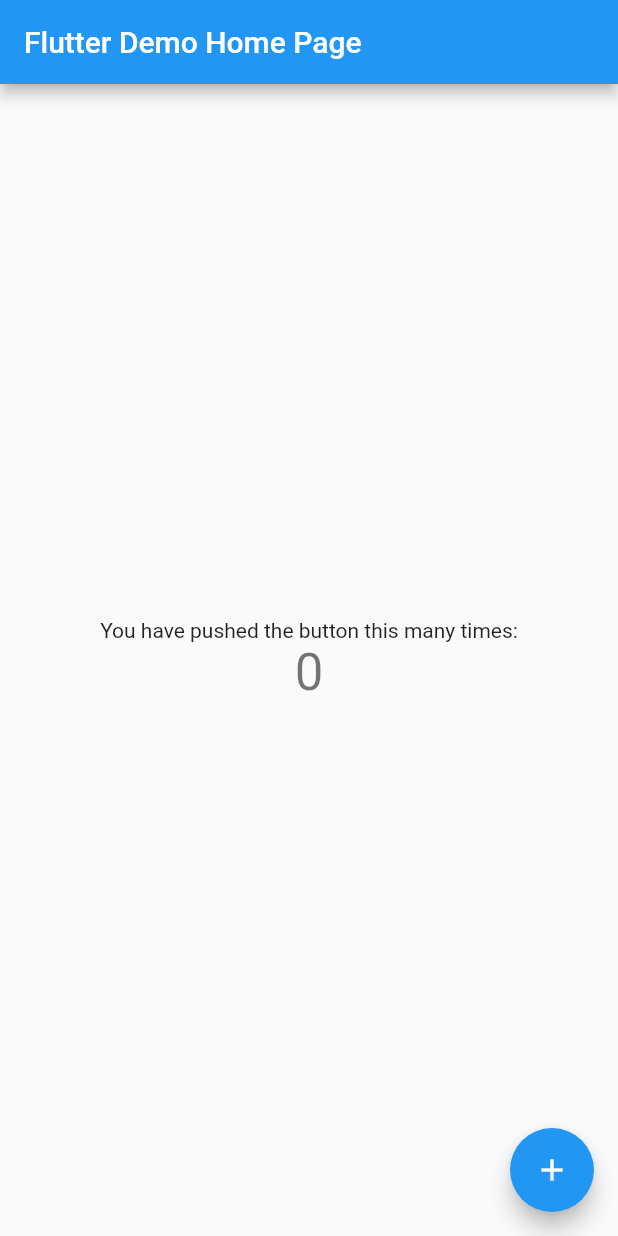
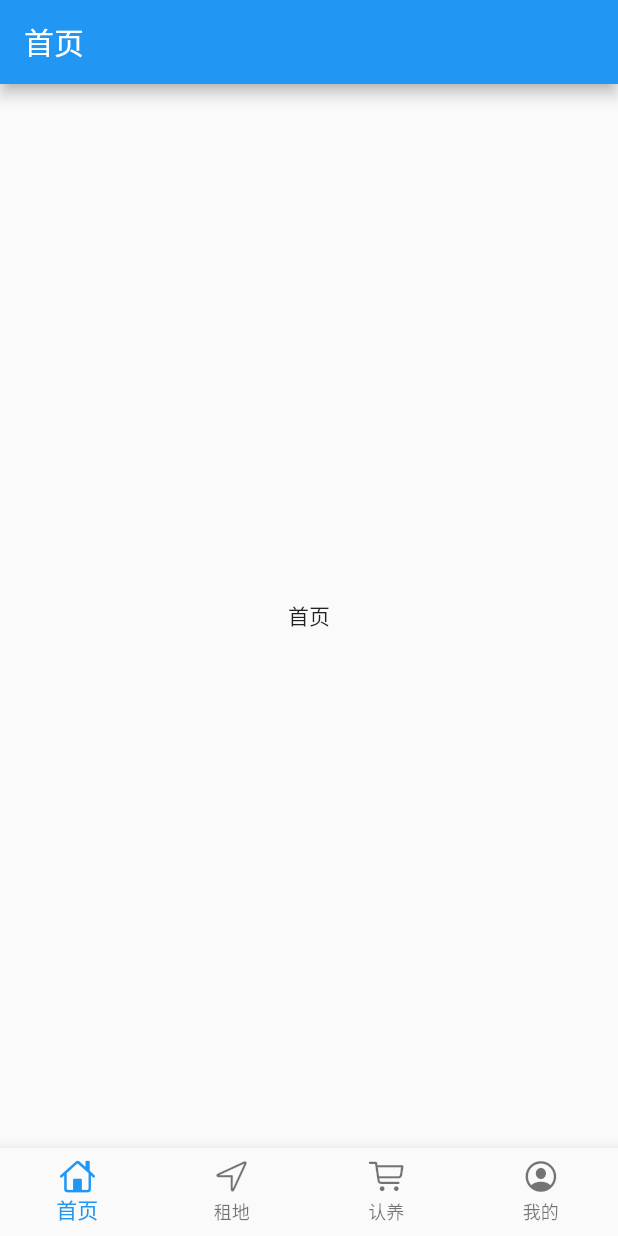
Before and after one commit to 954545647/commerce_shop_flutter, a Flutter app: the screen it shows after launch, on a phone screen of 412 x 824 dp. Run offline on Flutter 3.47's test engine with Material 2 defaults, Android fonts, the phone set to English and light mode, and no system bars.

Commit message:
初始化目录结构和页面路由

```diff
--- a/lib/main.dart
+++ b/lib/main.dart
@@ -1,111 +1,22 @@
 import 'package:flutter/material.dart';
+import './pages/index.dart';
 
-void main() => runApp(MyApp());
+void main() {
+  runApp(MyApp(
+  ));
+}
 
 class MyApp extends StatelessWidget {
-  // This widget is the root of your application.
   @override
   Widget build(BuildContext context) {
-    return MaterialApp(
-      title: 'Flutter Demo',
-      theme: ThemeData(
-        // This is the theme of your application.
-        //
-        // Try running your application with "flutter run". You'll see the
-        // application has a blue toolbar. Then, without quitting the app, try
-        // changing the primarySwatch below to Colors.green and then invoke
-        // "hot reload" (press "r" in the console where you ran "flutter run",
-        // or simply save your changes to "hot reload" in a Flutter IDE).
-        // Notice that the counter didn't reset back to zero; the application
-        // is not restarted.
-        primarySwatch: Colors.blue,
-      ),
-      home: MyHomePage(title: 'Flutter Demo Home Page'),
+    return
+       MaterialApp(
+        title: '认养农场',
+        debugShowCheckedModeBanner: false, // 关闭debug显示条
+        theme: ThemeData(
+          // primaryColor: Colors.lightGreen,
+        ),
+        home: IndexPage()
     );
   }
 }
-
-class MyHomePage extends StatefulWidget {
-  MyHomePage({Key key, this.title}) : super(key: key);
-
-  // This widget is the home page of your application. It is stateful, meaning
-  // that it has a State object (defined below) that contains fields that affect
-  // how it looks.
-
-  // This class is the configuration for the state. It holds the values (in this
-  // case the title) provided by the parent (in this case the App widget) and
-  // used by the build method of the State. Fields in a Widget subclass are
-  // always marked "final".
-
-  final String title;
-
-  @override
-  _MyHomePageState createState() => _MyHomePageState();
-}
-
-class _MyHomePageState extends State<MyHomePage> {
-  int _counter = 0;
-
-  void _incrementCounter() {
-    setState(() {
-      // This call to setState tells the Flutter framework that something has
-      // changed in this State, which causes it to rerun the build method below
-      // so that the display can reflect the updated values. If we changed
-      // _counter without calling setState(), then the build method would not be
-      // called again, and so nothing would appear to happen.
-      _counter++;
-    });
-  }
-
-  @override
-  Widget build(BuildContext context) {
-    // This method is rerun every time setState is called, for instance as done
-    // by the _incrementCounter method above.
-    //
-    // The Flutter framework has been optimized to make rerunning build methods
-    // fast, so that you can just rebuild anything that needs updating rather
-    // than having to individually change instances of widgets.
-    return Scaffold(
-      appBar: AppBar(
-        // Here we take the value from the MyHomePage object that was created by
-        // the App.build method, and use it to set our appbar title.
-        title: Text(widget.title),
-      ),
-      body: Center(
-        // Center is a layout widget. It takes a single child and positions it
-        // in the middle of the parent.
-        child: Column(
-          // Column is also a layout widget. It takes a list of children and
-          // arranges them vertically. By default, it sizes itself to fit its
-          // children horizontally, and tries to be as tall as its parent.
-          //
-          // Invoke "debug painting" (press "p" in the console, choose the
-          // "Toggle Debug Paint" action from the Flutter Inspector in Android
-          // Studio, or the "Toggle Debug Paint" command in Visual Studio Code)
-          // to see the wireframe for each widget.
-          //
-          // Column has various properties to control how it sizes itself and
-          // how it positions its children. Here we use mainAxisAlignment to
-          // center the children vertically; the main axis here is the vertical
-          // axis because Columns are vertical (the cross axis would be
-          // horizontal).
-          mainAxisAlignment: MainAxisAlignment.center,
-          children: <Widget>[
-            Text(
-              'You have pushed the button this many times:',
-            ),
-            Text(
-              '$_counter',
-              style: Theme.of(context).textTheme.display1,
-            ),
-          ],
-        ),
-      ),
-      floatingActionButton: FloatingActionButton(
-        onPressed: _incrementCounter,
-        tooltip: 'Increment',
-        child: Icon(Icons.add),
-      ), // This trailing comma makes auto-formatting nicer for build methods.
-    );
-  }
-}
--- /dev/null
+++ b/lib/pages/home.dart
@@ -0,0 +1,15 @@
+import 'package:flutter/material.dart';
+
+class Home extends StatelessWidget {
+  @override
+  Widget build(BuildContext context) {
+    return Scaffold(
+      appBar: AppBar(
+        title: Text('首页'),
+      ),
+      body: Center(
+        child: Text('首页'),
+      ),
+    );
+  }
+}
--- /dev/null
+++ b/lib/pages/index.dart
@@ -0,0 +1,69 @@
+import 'package:flutter/material.dart';
+import 'package:flutter/cupertino.dart'; // ios风格
+import 'package:commerce_shop_flutter/pages/home.dart';
+import 'package:commerce_shop_flutter/pages/market.dart';
+import 'package:commerce_shop_flutter/pages/user_center.dart';
+import 'package:commerce_shop_flutter/pages/rent_land.dart';
+
+class IndexPage extends StatefulWidget {
+  final int counter;
+  final String userName;
+  final bool isLogin;
+  IndexPage({this.counter, this.userName, this.isLogin});
+  @override
+  _IndexPageState createState() => _IndexPageState();
+}
+
+class _IndexPageState extends State<IndexPage> {
+  // 底部导航图标列表
+  final List<BottomNavigationBarItem> _bottomList = [
+    BottomNavigationBarItem(icon: Icon(CupertinoIcons.home), title: Text('首页')),
+    BottomNavigationBarItem(
+        icon: Icon(CupertinoIcons.location), title: Text('租地')),
+    BottomNavigationBarItem(
+        icon: Icon(CupertinoIcons.shopping_cart), title: Text('认养')),
+    BottomNavigationBarItem(
+        icon: Icon(CupertinoIcons.profile_circled), title: Text('我的')),
+  ];
+
+  // 页面列表
+  final List<Widget> tabPages = [
+    Home(), // 首页
+    RentLand(), // 租赁页面
+    Market(), // 集市页面
+    UserCenter(), // 个人中心页面
+  ];
+
+  int _currentIndex = 0; // 当前索引
+  var currentPage; // 当前页面
+
+  @override
+  void initState() {
+    // 初始化：变量设定默认为首页
+    currentPage = tabPages[_currentIndex];
+    super.initState();
+  }
+
+  @override
+  Widget build(BuildContext context) {
+    return Scaffold(
+        backgroundColor: Color.fromARGB(244, 245, 245, 1),
+        bottomNavigationBar: BottomNavigationBar(
+          type: BottomNavigationBarType.fixed,
+          currentIndex: _currentIndex,
+          items: _bottomList,
+          onTap: (index) {
+            setState(() {
+              // 切换底部展示页面
+              _currentIndex = index;
+              currentPage = tabPages[_currentIndex];
+            });
+          },
+        ),
+        // body: tabPages[_currentIndex],
+        body: IndexedStack(
+          index: _currentIndex,
+          children: tabPages,
+        ));
+  }
+}
--- /dev/null
+++ b/lib/pages/rent_land.dart
@@ -0,0 +1,15 @@
+import 'package:flutter/material.dart';
+
+class RentLand extends StatelessWidget {
+  @override
+  Widget build(BuildContext context) {
+    return Scaffold(
+      appBar: AppBar(
+        title: Text('租地'),
+      ),
+      body: Center(
+        child: Text('租地'),
+      ),
+    );
+  }
+}
```
Also changed, not shown: lib/pages/market.dart (added, +15 -0 lines), lib/pages/user_center.dart (added, +15 -0 lines).
